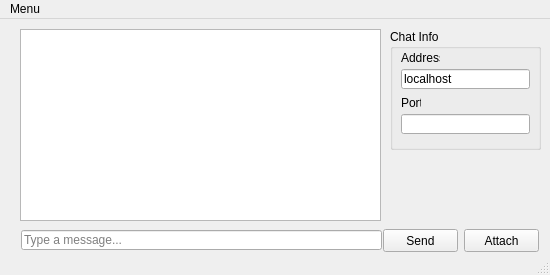
CodexVII/ChatApp, file Python UI Source Trial/UI/ChatUI.ui: the form before one commit.
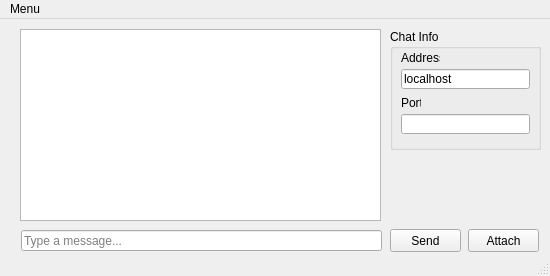
The form after the commit.

Patch:
```diff
--- a/Python UI Source Trial/UI/ChatUI.ui
+++ b/Python UI Source Trial/UI/ChatUI.ui
@@ -7,7 +7,7 @@
     <x>0</x>
     <y>0</y>
     <width>550</width>
-    <height>275</height>
+    <height>276</height>
    </rect>
   </property>
   <property name="windowTitle">
@@ -37,7 +37,7 @@
       <x>21</x>
       <y>211</y>
       <width>361</width>
-      <height>20</height>
+      <height>21</height>
      </rect>
     </property>
     <property name="placeholderText">
@@ -47,9 +47,9 @@
    <widget class="QPushButton" name="pushButton_2">
     <property name="geometry">
      <rect>
-      <x>464</x>
+      <x>468</x>
       <y>210</y>
-      <width>75</width>
+      <width>71</width>
       <height>23</height>
      </rect>
     </property>
@@ -60,9 +60,9 @@
    <widget class="QPushButton" name="pushButton">
     <property name="geometry">
      <rect>
-      <x>383</x>
+      <x>390</x>
       <y>210</y>
-      <width>75</width>
+      <width>71</width>
       <height>23</height>
      </rect>
     </property>
```
Left out of the diff: 3 changed lines with no effect on the pictures.
